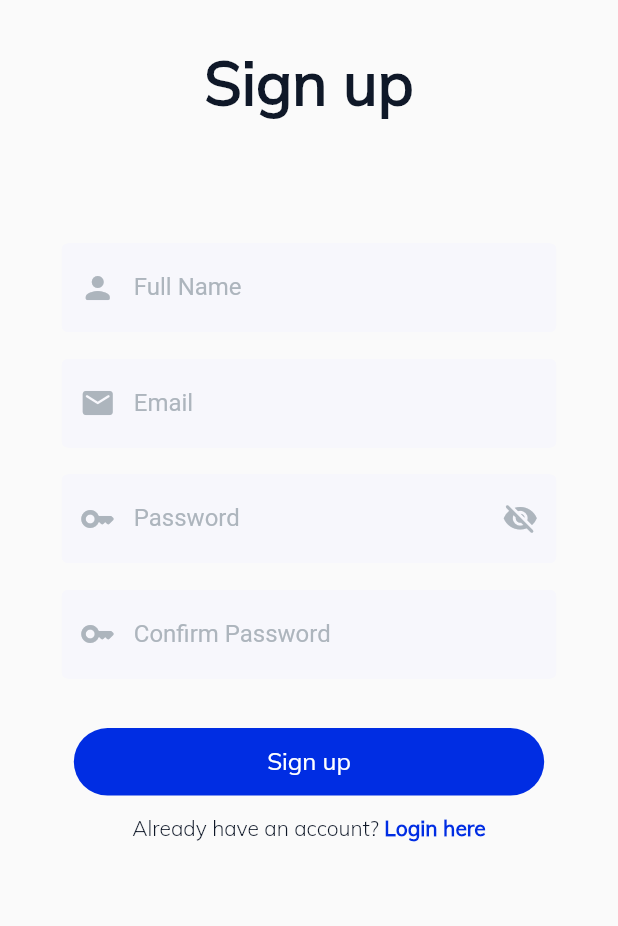
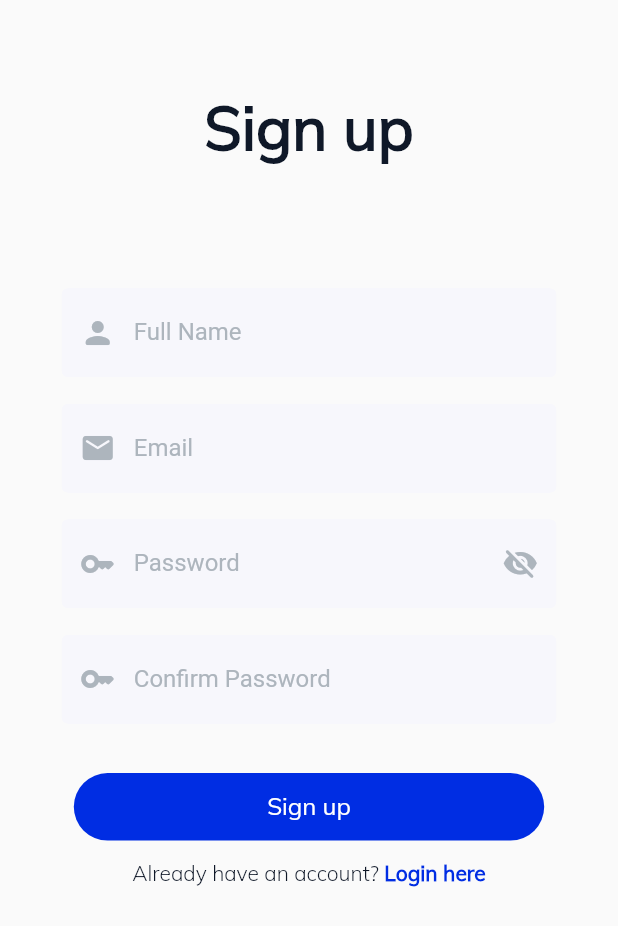
Before and after one commit to OmkarIsHere/ChatHerd, a Flutter app: the screen it shows after launch, after a tap on "Start Messaging", after a tap on "Login", after a tap on "Sign up here", on a phone screen of 412 x 824 dp. Shown: the top 926 px of the screen. Run offline on Flutter 3.47's test engine with Material 2 defaults, Android fonts, the light colour scheme and no system bars; our stand-ins replace cloud_firestore, firebase_auth, firebase_core, flutter_svg, shared_preferences; accounts and stored records are empty; Roboto replaces fonts that are missing (Mulish-Light).

Commit message:
Signup and login parts are done

```diff
--- a/lib/main.dart
+++ b/lib/main.dart
@@ -1,3 +1,4 @@
+import 'package:chat_herd/helper/helper_function.dart';
 import 'package:chat_herd/pages/home_page.dart';
 import 'package:chat_herd/pages/onboarding_page.dart';
 import 'package:chat_herd/shared/constants.dart';
@@ -8,28 +9,52 @@ import 'package:flutter/foundation.dart';
 void main() async {
   WidgetsFlutterBinding.ensureInitialized();
 
-  if(kIsWeb){ //firebase initialization for web
+  if(kIsWeb){
     await Firebase.initializeApp(
         options: FirebaseOptions(
             apiKey: Constants.apiKey,
             appId: Constants.appId,
             messagingSenderId: Constants.messagingSenderID,
             projectId: Constants.projectId));
-  }else{ //firebase initialization for android/ios
+  }else{
     await Firebase.initializeApp();
   }
 
   runApp(const MyApp());
 }
 
-class MyApp extends StatelessWidget {
+class MyApp extends StatefulWidget {
+
   const MyApp({super.key});
 
   @override
+  State<MyApp> createState() => _MyAppState();
+}
+
+class _MyAppState extends State<MyApp> {
+  bool _signedIn=false;
+
+  @override
+  void initState() {
+    super.initState();
+    getUserLoggedInStatus();
+  }
+
+  getUserLoggedInStatus() {
+    HelperFunction.getUserLoggedInState().then((value) => {
+      if(value != null){
+        setState((){
+        _signedIn = value;
+        })
+      }
+    });
+  }
+
+  @override
   Widget build(BuildContext context) {
-    return const MaterialApp(
+    return MaterialApp(
       debugShowCheckedModeBanner: false,
-      home: OnBoarding(),
+      home: _signedIn ? HomePage(): const OnBoarding(),
     );
-  }
+      }
 }
--- a/lib/pages/auth/login_page.dart
+++ b/lib/pages/auth/login_page.dart
@@ -1,7 +1,14 @@
 import 'package:chat_herd/pages/auth/signup_page.dart';
+import 'package:chat_herd/services/auth_services.dart';
+import 'package:chat_herd/services/database_services.dart';
 import 'package:chat_herd/shared/constants.dart';
 import 'package:chat_herd/widgets/widgets.dart';
+import 'package:cloud_firestore/cloud_firestore.dart';
+import 'package:firebase_auth/firebase_auth.dart';
 import 'package:flutter/material.dart';
+
+import '../../helper/helper_function.dart';
+import '../home_page.dart';
 
 class LoginInPage extends StatefulWidget {
   const LoginInPage({super.key});
@@ -14,14 +21,17 @@ class _LoginInPageState extends State<LoginInPage> {
   bool _passwordVisiblity = false;
   String? email = "";
   String? password = "";
+  bool _isLoading = false;
+  AuthServices authServices = AuthServices();
   final formKey = GlobalKey<FormState>();
   @override
   Widget build(BuildContext context) {
     return Scaffold(
       backgroundColor: Constants.whiteColor,
-      body: SingleChildScrollView(
+      body:_isLoading? Center(
+          child: CircularProgressIndicator(color: Constants.primaryLightColor)) : SingleChildScrollView(
         child: Padding(
-          padding: EdgeInsets.symmetric(horizontal: MediaQuery.of(context).size.width * 0.1, vertical: 30),
+          padding: EdgeInsets.symmetric(horizontal: MediaQuery.of(context).size.width * 0.1, vertical: 60),
           child: Form(
             key: formKey,
               child: Center(
@@ -84,11 +94,11 @@ class _LoginInPageState extends State<LoginInPage> {
                     const SizedBox(height: 25,),
                     TextButton(
                       onPressed: () {
-                        if(formKey.currentState!.validate()){}
+                        login();
                       },
                       child: Container(
                         height: 45,
-                        width: MediaQuery.of(context).size.width * 0.95,
+                        width: MediaQuery.of(context).size.width * double.infinity ,
                         padding: const EdgeInsets.symmetric(vertical: 12),
                         decoration: BoxDecoration(
                           color: Constants.primaryLightColor,
@@ -139,4 +149,31 @@ class _LoginInPageState extends State<LoginInPage> {
       ),
     );
   }
+  login()async{
+    if(formKey.currentState!.validate()){
+      setState(() {
+        _isLoading = true;
+      });
+      await authServices.loginUserWithEmailAndPassword(email!, password!)
+          .then((value) async{
+        if(value == true){
+          nextPageReplacement(context, HomePage());
+        QuerySnapshot snapshot = await DatabaseServices(uid: FirebaseAuth.instance.currentUser!.uid).getUserData(email!);
+          await HelperFunction.saveUserLoginStatus(true);
+          await HelperFunction.saveUserEmailSF(email!);
+          await HelperFunction.saveUserNameSF(snapshot.docs[0]['fullName']);
+
+
+          // setState(() {
+          //   _isLoading = false;
+          // });
+        }else{
+          showSnackBar(context, Constants.redColor, value, 10);
+          setState(() {
+            _isLoading = false;
+          });
+        }
+      });
+    }
+  }
 }
--- a/lib/pages/auth/signup_page.dart
+++ b/lib/pages/auth/signup_page.dart
@@ -1,3 +1,4 @@
+// import 'package:chat_herd/helper/helper_function.dart';
 import 'package:chat_herd/pages/auth/login_page.dart';
 import 'package:chat_herd/services/auth_services.dart';
 import 'package:flutter/material.dart';
@@ -28,7 +29,7 @@ class _SignUpPageState extends State<SignUpPage> {
           child: CircularProgressIndicator(color: Constants.primaryLightColor)) :SingleChildScrollView(
       child: Padding(
         padding: EdgeInsets.symmetric(
-            horizontal: MediaQuery.of(context).size.width * 0.1, vertical: 30),
+            horizontal: MediaQuery.of(context).size.width * 0.1, vertical: 60),
         child: Form(
           key: formKey,
           child: Column(
@@ -148,7 +149,7 @@ class _SignUpPageState extends State<SignUpPage> {
                 },
                 child: Container(
                   height: 45,
-                  width: MediaQuery.of(context).size.width * 0.95,
+                  width: MediaQuery.of(context).size.width * double.infinity,
                   padding: const EdgeInsets.symmetric(vertical: 12),
                   decoration: BoxDecoration(
                     color: Constants.primaryLightColor,
@@ -203,13 +204,17 @@ class _SignUpPageState extends State<SignUpPage> {
         _isLoading = true;
       });
       await authServices.registerUserWithEmailAndPassword(fullName!, email!, password!)
-      .then((value) {
+      .then((value){
         if(value == true){
-          showSnackBar(context, Color(0xff0ab107), 'Account Signed Up Successfully',2);
-          setState(() {
-            _isLoading = false;
-          });
+          // HelperFunction.saveUserLoginStatus(true);
+          // HelperFunction.saveUserNameSF(fullName!);
+          // HelperFunction.saveUserEmailSF(email!);
+          showSnackBar(context, const Color(0xff0ab107), 'Account Signed Up Successfully',2);
           nextPageReplacement(context, const LoginInPage());
+
+          // setState(() {
+          //   _isLoading = false;
+          // });
         }else{
           showSnackBar(context, Constants.redColor, value, 10);
           setState(() {
--- a/lib/pages/onboarding_page.dart
+++ b/lib/pages/onboarding_page.dart
@@ -1,6 +1,4 @@
-import 'package:chat_herd/helper/helper_function.dart';
 import 'package:chat_herd/pages/auth/login_page.dart';
-import 'package:chat_herd/pages/home_page.dart';
 import 'package:flutter/material.dart';
 import 'package:flutter_svg/flutter_svg.dart';
 
@@ -15,19 +13,19 @@ class OnBoarding extends StatefulWidget {
 }
 
 class _OnBoardingState extends State<OnBoarding> {
-  bool _isSignedIn = false;
-  @override
-  void initState() {
-    super.initState();
-    getUserLoggedInState();
-  }
-  void getUserLoggedInState() async{
-    await HelperFunction.getUserLoggedInState().then((value) {
-      if(value!=null){
-        _isSignedIn = value;
-      }
-    });
-  }
+  // bool _isSignedIn = false;
+  // @override
+  // void initState() {
+  //   super.initState();
+  //   getUserLoggedInState();
+  // }
+  // void getUserLoggedInState() async{
+  //   await HelperFunction.getUserLoggedInState().then((value) {
+  //     if(value!=null){
+  //       _isSignedIn = value;
+  //     }
+  //   });
+  // }
   @override
   Widget build(BuildContext context) {
     return Scaffold(
@@ -74,7 +72,8 @@ class _OnBoardingState extends State<OnBoarding> {
                   ),
                   SizedBox(height: MediaQuery.of(context).size.height * 0.01),
                   TextButton(
-                    onPressed: () => _isSignedIn ? nextPageReplacement(context,const HomePage()) : nextPageReplacement(context,const LoginInPage()),//() {
+                    onPressed: () => nextPageReplacement(context,const LoginInPage()),
+                    //() {
                     //   Navigator.pushReplacement(
                     //       context,
                     //       MaterialPageRoute(builder: (context) => _isSignedIn? const HomePage():const LoginInPage()));
--- a/lib/services/database_services.dart
+++ b/lib/services/database_services.dart
@@ -7,7 +7,7 @@ class DatabaseServices{
   final CollectionReference userCollection = FirebaseFirestore.instance.collection("users");
   final CollectionReference groupCollection = FirebaseFirestore.instance.collection("groups");
 
-  Future updateUserData(String fullName, String email)async{
+  Future saveUserData(String fullName, String email)async{
     return await userCollection.doc(uid).set({
       "fullName": fullName,
       "email":email,
@@ -17,4 +17,8 @@ class DatabaseServices{
     });
   }
 
+  Future getUserData(String email)async{
+    QuerySnapshot snapshot = await userCollection.where('email', isEqualTo:email ).get();
+    return snapshot;
+  }
 }
```
Also changed, not shown: lib/helper/helper_function.dart (+12 -0 lines), lib/pages/home_page.dart (+8 -6 lines), lib/services/auth_services.dart (+28 -1 lines).
